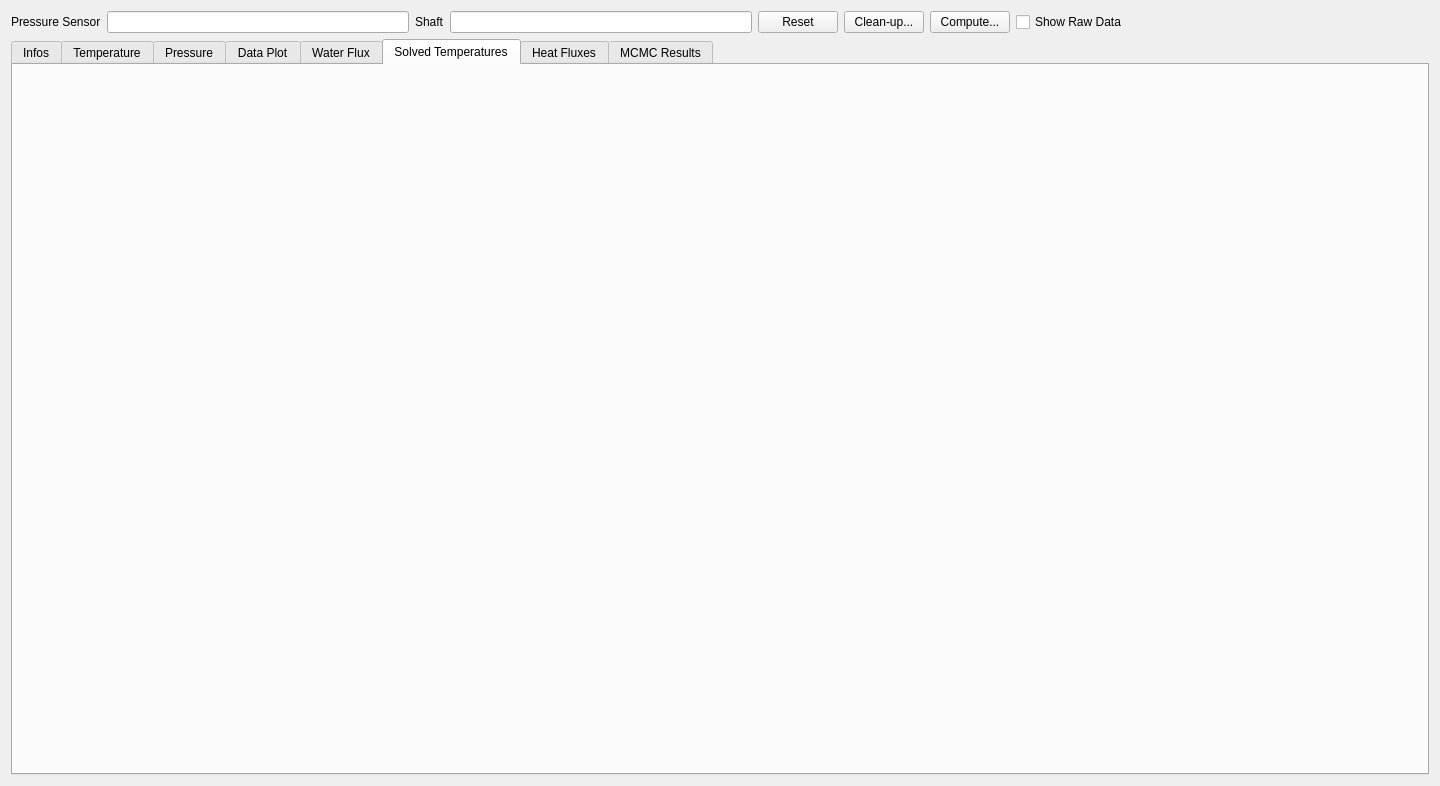
First picture: the form in molonaviz/widgetpoint.ui, repository SandraClodion/projet_molonaviz, before the edit.
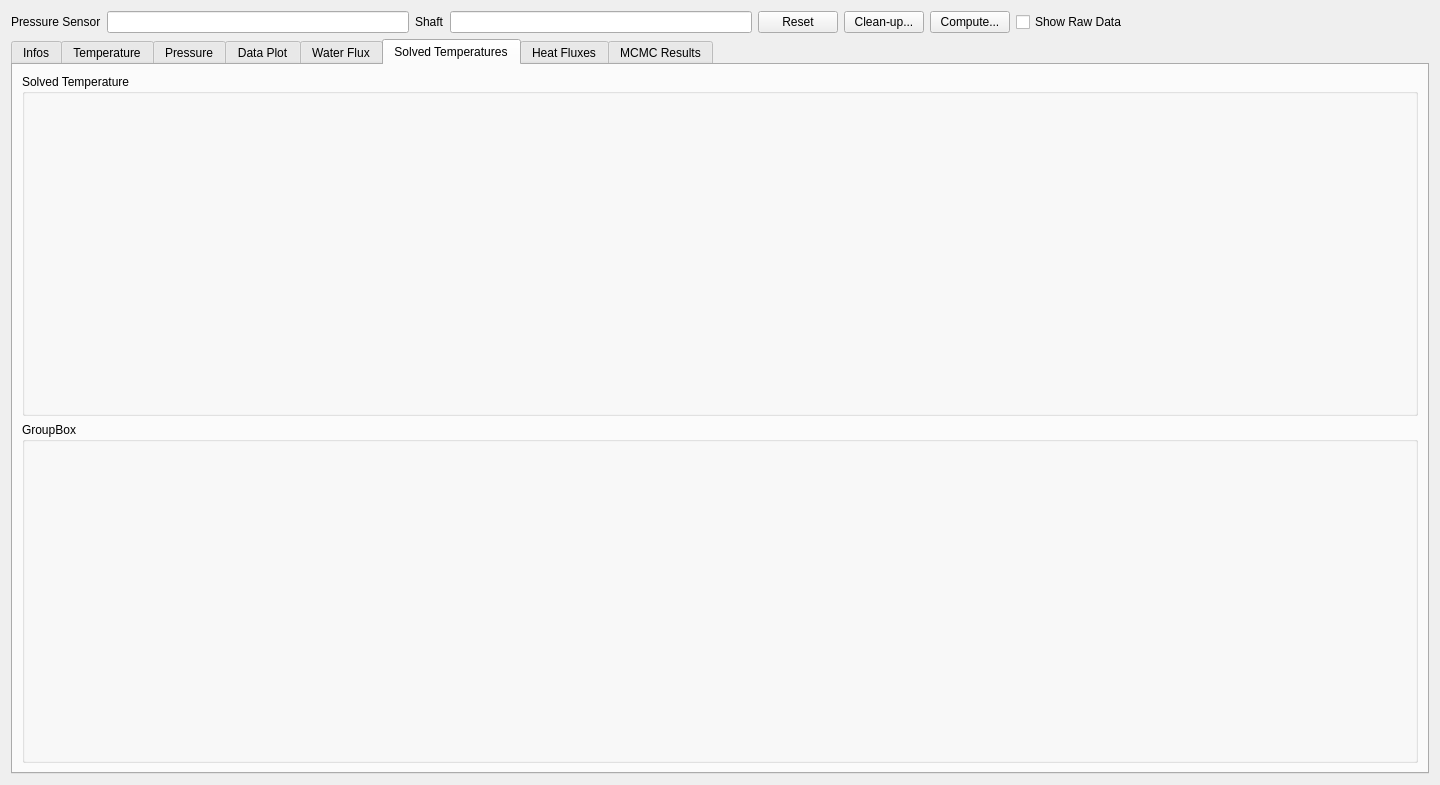
Second picture: the form after the edit. The open tabs and pages were chosen to show the change.

Commit message: début des frises

What changed in the file:
```diff
--- a/molonaviz/widgetpoint.ui
+++ b/molonaviz/widgetpoint.ui
@@ -7,7 +7,7 @@
     <x>0</x>
     <y>0</y>
     <width>1440</width>
-    <height>786</height>
+    <height>785</height>
    </rect>
   </property>
   <property name="windowTitle">
@@ -253,6 +253,22 @@
       <attribute name="title">
        <string>Solved Temperatures</string>
       </attribute>
+      <layout class="QVBoxLayout" name="verticalLayout_6">
+       <item>
+        <widget class="QGroupBox" name="groupBoxFriseTemp">
+         <property name="title">
+          <string>Solved Temperature</string>
+         </property>
+        </widget>
+       </item>
+       <item>
+        <widget class="QGroupBox" name="groupBox_5">
+         <property name="title">
+          <string>GroupBox</string>
+         </property>
+        </widget>
+       </item>
+      </layout>
      </widget>
      <widget class="QWidget" name="tabHeat">
       <attribute name="title">
```
Left out of the diff: 2 changed lines with no effect on the pictures. The commit also changes 3 other files.
